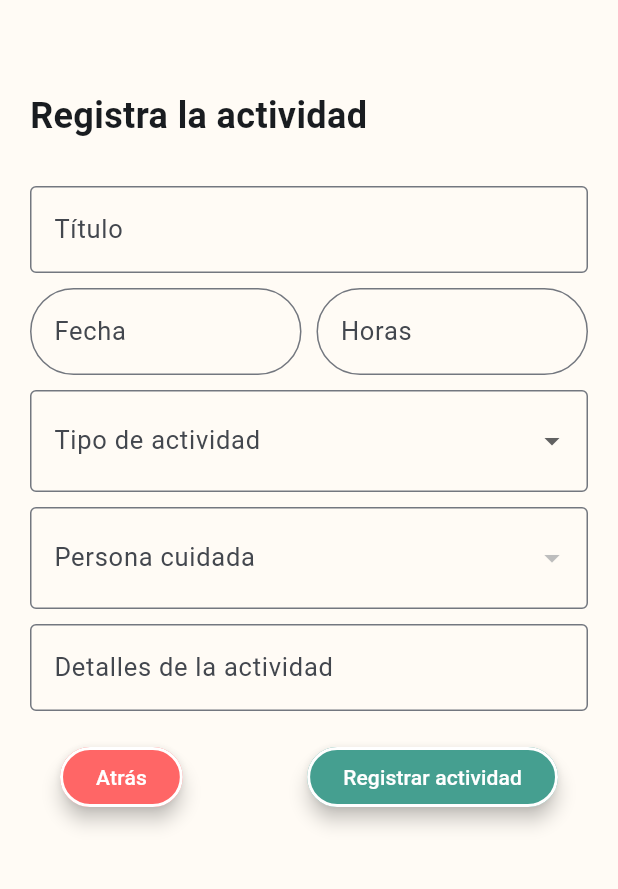
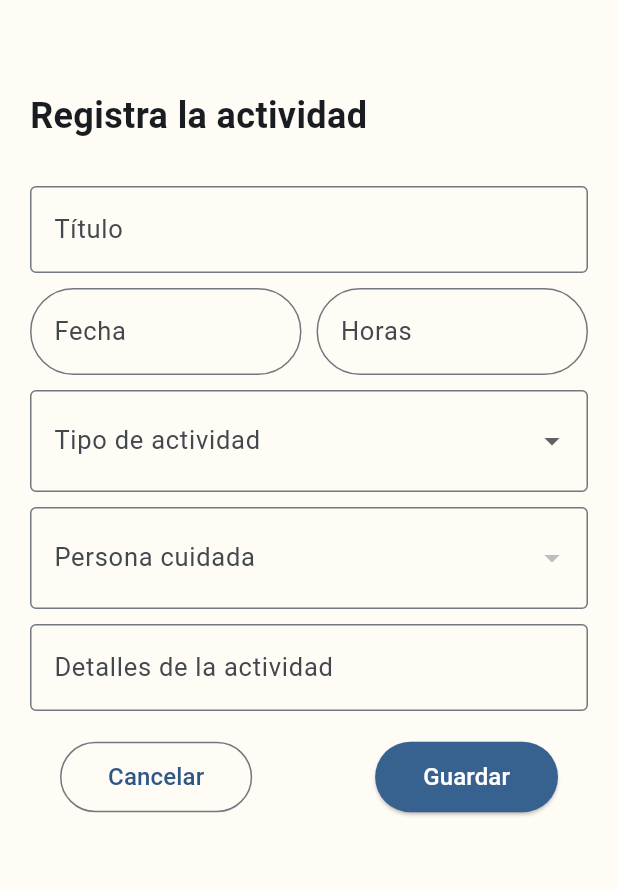
Before and after one commit to gisebel/NestCure, a Flutter app: the RegistreActivitatPage screen opened directly, on a phone screen of 412 x 824 dp, the part 84-973 px from its top. Run offline on Flutter 3.47's test engine with Material 3 defaults, Android fonts, the phone set to English and light mode, and no system bars; our stand-ins replace cloud_firestore, file_picker, firebase_auth, firebase_core, firebase_storage, pdf and 1 more; accounts and stored records are empty.

Commit message:
Editar colores de botones

```diff
--- a/lib/add_persona_dependent.dart
+++ b/lib/add_persona_dependent.dart
@@ -178,7 +178,6 @@ class _AddPersonaDependentWidgetState extends State<AddPersonaDependentWidget> {
                 _buildTextField(_descripcioController, 'Descripción', maxLines: null),
                 const SizedBox(height: 16.0),
 
-                // Botones Cancelar y Guardar
                 Row(
                   mainAxisAlignment: MainAxisAlignment.spaceBetween,
                   children: [
--- a/lib/cv_generator.dart
+++ b/lib/cv_generator.dart
@@ -132,7 +132,7 @@ class CvGenerator extends StatelessWidget {
             final pdf = await generatePdf(user);
             await Printing.layoutPdf(onLayout: (PdfPageFormat format) async => pdf.save());
           },
-          icon: const Icon(Icons.picture_as_pdf, size: 24.0),
+          icon: const Icon(Icons.picture_as_pdf, size: 24.0, color: Colors.white,),
           label: const Text(
             'Generar documento',
             style: TextStyle(fontSize: 18.0),
@@ -167,7 +167,7 @@ class CvGenerator extends StatelessWidget {
         const SizedBox(height: 20),
         ElevatedButton.icon(
           onPressed: _launchURL,
-          icon: const Icon(Icons.link, size: 24.0),
+          icon: const Icon(Icons.link, size: 24.0, color: Colors.white,),
           label: const Text(
             'Ir a Suara',
             style: TextStyle(fontSize: 18.0),
--- a/lib/registre_activitat.dart
+++ b/lib/registre_activitat.dart
@@ -200,22 +200,23 @@ class _RegistreActivitatState extends State<RegistreActivitatPage> {
                   child: Row(
                     mainAxisAlignment: MainAxisAlignment.spaceBetween,
                     children: [
-                      ElevatedButton(
+                      OutlinedButton(
                         onPressed: () {
                           Navigator.pop(context);
                         },
-                        style: ElevatedButton.styleFrom(
-                          side:
-                              const BorderSide(color: Colors.white, width: 2.0),
+                        style: OutlinedButton.styleFrom(
+                          padding: const EdgeInsets.symmetric(horizontal: 32.0, vertical: 12.0),
                           shape: RoundedRectangleBorder(
-                            borderRadius: BorderRadius.circular(20.0),
+                            borderRadius: BorderRadius.circular(30.0),
                           ),
-                          elevation: 5,
-                          backgroundColor:
-                              const Color.fromRGBO(255, 102, 102, 1),
                         ),
-                        child: const Text('Atrás',
-                            style: TextStyle(color: Colors.white)),
+                        child: const Text(
+                          'Cancelar',
+                          style: TextStyle(
+                            color: Color.fromRGBO(45, 87, 133, 1),
+                            fontSize: 16.0,
+                          ),
+                        ),
                       ),
                       ElevatedButton(
                         onPressed: () async {
@@ -235,7 +236,8 @@ class _RegistreActivitatState extends State<RegistreActivitatPage> {
                           if (int.tryParse(_horesController.text) == null) {
                             ScaffoldMessenger.of(context).showSnackBar(
                               const SnackBar(
-                                content: Text('Las horas tienen que ser un número'),
+                                content:
+                                    Text('Las horas tienen que ser un número'),
                               ),
                             );
                             return;
@@ -255,11 +257,13 @@ class _RegistreActivitatState extends State<RegistreActivitatPage> {
                                 .collection('usuarios')
                                 .doc(FirebaseAuth.instance.currentUser?.uid);
                             await userRef.update({
-                              'activitats': FieldValue.arrayUnion([actividad.toJson()]),
+                              'activitats':
+                                  FieldValue.arrayUnion([actividad.toJson()]),
                             });
                             ScaffoldMessenger.of(context).showSnackBar(
                               const SnackBar(
-                                content: Text('Actividad registrada correctamente'),
+                                content: Text(
+                                    'Actividad registrada correctamente'),
                               ),
                             );
                             _titolController.clear();
@@ -279,20 +283,25 @@ class _RegistreActivitatState extends State<RegistreActivitatPage> {
                           } catch (e) {
                             ScaffoldMessenger.of(context).showSnackBar(
                               const SnackBar(
-                                content: Text('Error al registrar la actividad'),
+                                content: Text(
+                                    'Error al registrar la actividad'),
                               ),
                             );
                           }
                         },
                         style: ElevatedButton.styleFrom(
-                          side: const BorderSide(color: Colors.white, width: 2.0),
+                          padding: const EdgeInsets.symmetric(
+                              horizontal: 32.0, vertical: 12.0),
+                          backgroundColor: Theme.of(context).primaryColor,
+                          foregroundColor: Colors.white,
                           shape: RoundedRectangleBorder(
-                            borderRadius: BorderRadius.circular(20.0),
+                            borderRadius: BorderRadius.circular(30.0),
                           ),
-                          elevation: 5,
-                          backgroundColor: const Color.fromRGBO(69, 159, 144, 1),
                         ),
-                        child: const Text('Registrar actividad', style: TextStyle(color: Colors.white)),
+                        child: const Text(
+                          'Guardar',
+                          style: TextStyle(fontSize: 16.0),
+                        ),
                       ),
                     ],
                   ),
```
Also changed, not shown: lib/login.dart (+4 -3 lines), pubspec.lock, 6 other files.
